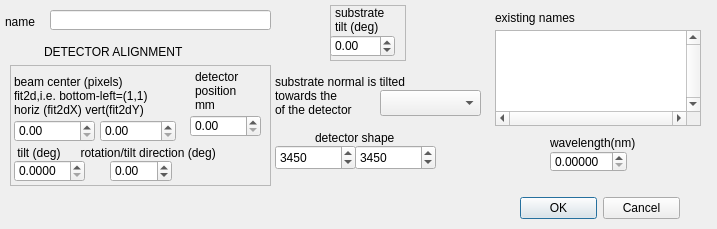
First picture: the form in chessrunattr.ui, repository praxes/praxes, before the edit.
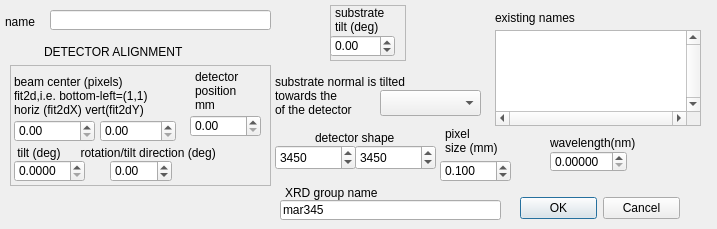
Second picture: the form after the edit. Icons and pictures are not drawn.

Commit message: create new GUI items in chessrunattr.ui and import_attr.ui in anticipation for generalizing code to allow detectors other than 'mar345'

Diff of the .ui file:
```diff
--- a/chessrunattr.ui
+++ b/chessrunattr.ui
@@ -422,6 +422,74 @@
     <string>detector shape</string>
    </property>
   </widget>
+  <widget class="QLineEdit" name="xrdnameLineEdit">
+   <property name="geometry">
+    <rect>
+     <x>280</x>
+     <y>200</y>
+     <width>221</width>
+     <height>20</height>
+    </rect>
+   </property>
+   <property name="text">
+    <string>mar345</string>
+   </property>
+  </widget>
+  <widget class="QLabel" name="label_4">
+   <property name="geometry">
+    <rect>
+     <x>285</x>
+     <y>185</y>
+     <width>291</width>
+     <height>16</height>
+    </rect>
+   </property>
+   <property name="text">
+    <string>XRD group name</string>
+   </property>
+  </widget>
+  <widget class="QLabel" name="label_11">
+   <property name="geometry">
+    <rect>
+     <x>445</x>
+     <y>120</y>
+     <width>71</width>
+     <height>42</height>
+    </rect>
+   </property>
+   <property name="text">
+    <string>pixel
+size (mm)</string>
+   </property>
+  </widget>
+  <widget class="QDoubleSpinBox" name="psizeSpinBox">
+   <property name="geometry">
+    <rect>
+     <x>440</x>
+     <y>160</y>
+     <width>71</width>
+     <height>22</height>
+    </rect>
+   </property>
+   <property name="toolTip">
+    <string>sample to detector distance</string>
+   </property>
+   <property name="decimals">
+    <number>3</number>
+   </property>
+   <property name="minimum">
+    <double>-2.000000000000000</double>
+   </property>
+   <property name="maximum">
+    <double>99999.000000000000000</double>
+   </property>
+   <property name="singleStep">
+    <double>0.100000000000000</double>
+   </property>
+   <property name="value">
+    <double>0.100000000000000</double>
+   </property>
+  </widget>
  </widget>
  <tabstops>
   <tabstop>buttonBox</tabstop>
```
Left out of the diff: 4 changed lines with no effect on the pictures. The commit also changes 4 other files.
